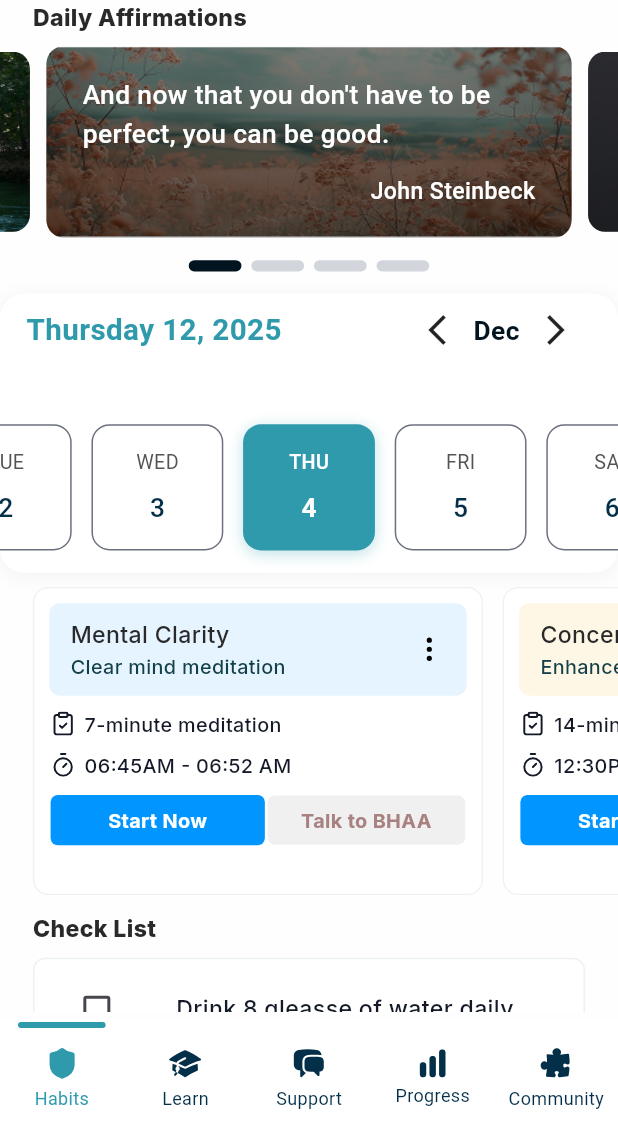
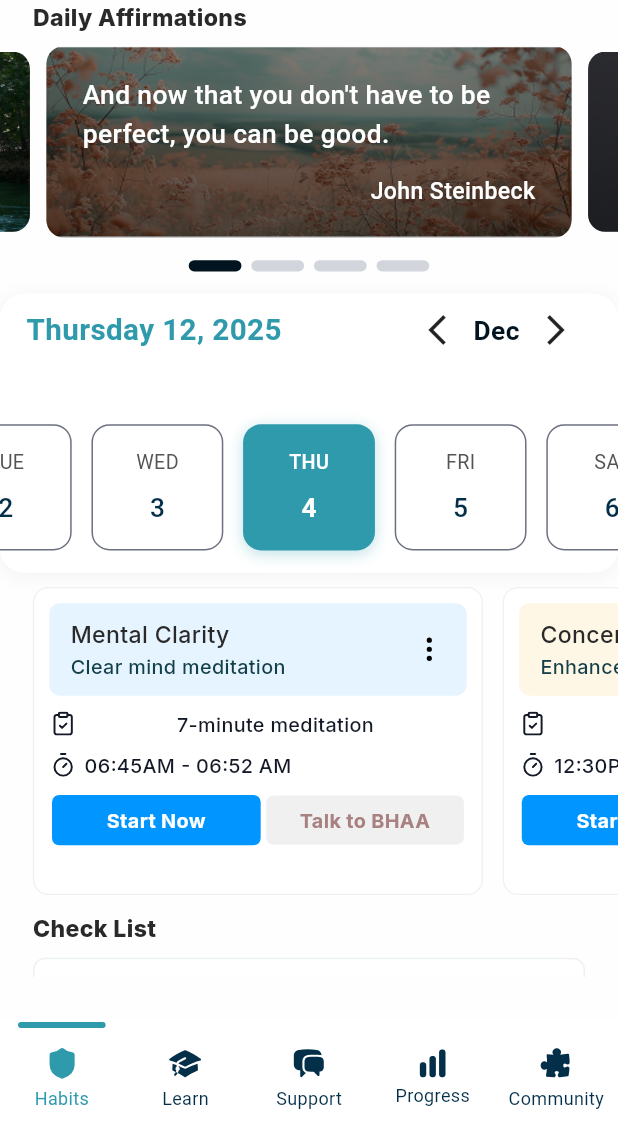
Before and after one commit to kmmuzahid/-rizaldyrferrer_betterhelp, a Flutter app: the BottomNavScreen screen opened by its route, on a phone screen of 412 x 824 dp, the part 98-1236 px from its top. Run offline on Flutter 3.47's test engine with Material 3 defaults, Android fonts, the phone set to English and light mode, and no system bars; drawn by our look-alikes of carousel_slider, easy_date_timeline, persistent_bottom_nav_bar; our stand-ins replace device_info_plus, fl_chart, flutter_svg, get, get_storage, google_fonts and 6 more; accounts and stored records are empty; project files that could hold a hidden picture were left out.

Commit message:
feat: Refactor onboarding with GIF animations and update dependencies
- Replaced static onboarding images with new GIF animations for a more dynamic user experience.
- Updated multiple dependencies including `leak_tracker`, `meta`, `test_api`, and `vector_math`.
- Refactored `HabitsScreen` to improve layout responsiveness, adjust bottom navigation bar height, and prevent text overflow.
- Removed `DevicePreview` integration from `main.dart` to streamline the application setup.
- Cleaned up code by removing null-aware operators, replacing deprecated `withOpacity` with `withValues`, and adding logging for controller cleanup errors.
- Changed FVM Flutter SDK version from a specific version to `stable`.

```diff
--- a/lib/screen/auth_screen/complete_profile_screen/complete_profile_screen.dart
+++ b/lib/screen/auth_screen/complete_profile_screen/complete_profile_screen.dart
@@ -137,7 +137,7 @@ class CompleteProfileScreen extends StatelessWidget {
                             ),
                             borderRadius: BorderRadius.circular(8),
                             color: controller.selectedGender.value == 'Male'
-                                ? AppColors.blue900.withOpacity(0.1)
+                                ? AppColors.blue900.withValues(alpha: 0.1)
                                 : AppColors.white,
                           ),
                           child: Center(
@@ -171,7 +171,7 @@ class CompleteProfileScreen extends StatelessWidget {
                             ),
                             borderRadius: BorderRadius.circular(8),
                             color: controller.selectedGender.value == 'Female'
-                                ? AppColors.blue900.withOpacity(0.1)
+                                ? AppColors.blue900.withValues(alpha: .1)
                                 : AppColors.white,
                           ),
                           child: Center(
--- a/lib/screen/bottom_nav/bottom_nav_screen.dart
+++ b/lib/screen/bottom_nav/bottom_nav_screen.dart
@@ -11,6 +11,7 @@ import 'package:better_help/screen/progress_sections/main_progress/controller/pr
 import 'package:better_help/screen/supports_sections/main_supports/support_screen.dart';
 import 'package:better_help/utils/app_colors/app_colors.dart';
 import 'package:better_help/utils/app_icons/app_icons.dart';
+import 'package:better_help/utils/app_log/app_log.dart';
 import 'package:better_help/utils/app_size/app_size.dart';
 import 'package:better_help/utils/app_string/app_string.dart';
 import 'package:flutter/material.dart';
@@ -117,7 +118,7 @@ class BottomNavScreen extends StatelessWidget {
       }
     } catch (e) {
       // Ignore cleanup errors
-      print('Controller cleanup error: $e');
+      appLog('Controller cleanup error: $e');
     }
   }
 
--- a/lib/screen/habits_sections/main_habits/habits_screen.dart
+++ b/lib/screen/habits_sections/main_habits/habits_screen.dart
@@ -438,7 +438,7 @@ class _HabitsScreenState extends State<HabitsScreen> {
         ),
       ),
       bottomNavigationBar: Container(
-        height: AppSize.height(value: 85),
+        height: AppSize.height(value: 110),
         decoration: BoxDecoration(color: Colors.transparent),
       ),
     );
@@ -457,8 +457,10 @@ class _HabitsScreenState extends State<HabitsScreen> {
         borderRadius: BorderRadius.circular(10.39),
       ),
       child: Column(
+        mainAxisSize: MainAxisSize.min,
         children: [
-          Container(
+          Flexible(
+            child: Container(
               padding: EdgeInsets.symmetric(
                 horizontal: AppSize.width(value: 13),
                 vertical: AppSize.height(value: 10),
@@ -473,6 +475,7 @@ class _HabitsScreenState extends State<HabitsScreen> {
                   Expanded(
                     child: Column(
                       crossAxisAlignment: CrossAxisAlignment.start,
+                      mainAxisSize: MainAxisSize.min,
                       children: [
                         AppText(
                           text: schedule['title'],
@@ -480,6 +483,8 @@ class _HabitsScreenState extends State<HabitsScreen> {
                           fontSize: AppSize.width(value: 14),
                           fontWeight: FontWeight.w500,
                           color: AppColors.grey500,
+                          maxLines: 1,
+                          overflow: TextOverflow.ellipsis,
                         ),
                         AppText(
                           text: schedule['subtitle'],
@@ -487,31 +492,35 @@ class _HabitsScreenState extends State<HabitsScreen> {
                           fontSize: AppSize.width(value: 12),
                           fontWeight: FontWeight.w500,
                           color: AppColors.primary900,
+                          maxLines: 1,
+                          overflow: TextOverflow.ellipsis,
                         ),
                       ],
                     ),
                   ),
-                SvgPicture.asset(
-                  AppIcons.threedots,
-                  // height: AppSize.height(value: 24),
-                  // width: AppSize.width(value: 24),
+                  SvgPicture.asset(AppIcons.threedots),
+                ],
               ),
-              ],
             ),
           ),
           Gap(height: 10),
           Column(
+            mainAxisSize: MainAxisSize.min,
             children: [
               Row(
                 children: [
                   SvgPicture.asset(AppIcons.minuteMeditation),
                   Gap(width: 4),
-                  AppText(
+                  Expanded(
+                    child: AppText(
                       text: schedule['duration'],
                       fontFamilyIndex: 2,
                       fontSize: AppSize.width(value: 12),
                       fontWeight: FontWeight.w500,
                       color: AppColors.textPrimaryBlack,
+                      maxLines: 1,
+                      overflow: TextOverflow.ellipsis,
+                    ),
                   ),
                 ],
               ),
@@ -520,7 +529,8 @@ class _HabitsScreenState extends State<HabitsScreen> {
                 children: [
                   SvgPicture.asset(AppIcons.scheduleTime),
                   Gap(width: 4),
-                  AppText(
+                  Expanded(
+                    child: AppText(
                       text: schedule['time'],
                       fontFamilyIndex: 2,
                       fontSize: AppSize.width(value: 12),
@@ -530,6 +540,7 @@ class _HabitsScreenState extends State<HabitsScreen> {
                       textAlign: TextAlign.start,
                       overflow: TextOverflow.ellipsis,
                     ),
+                  ),
                 ],
               ),
             ],
@@ -538,18 +549,19 @@ class _HabitsScreenState extends State<HabitsScreen> {
           Row(
             mainAxisAlignment: MainAxisAlignment.spaceAround,
             children: [
-              AppButton(
+              Flexible(
+                child: AppButton(
                   height: AppSize.height(value: 36),
                   width: AppSize.width(value: 130),
                   title: AppString.startNow,
                   backgroundColor: AppColors.blue500,
                   fontSize: AppSize.width(value: 12),
                   titleColor: AppColors.white,
-                onTap: () {
-                  // Handle start now action
-                },
+                  onTap: () {},
                 ),
-              AppButton(
+              ),
+              Flexible(
+                child: AppButton(
                   height: AppSize.height(value: 35),
                   width: AppSize.width(value: 120),
                   title: AppString.talkTobhaa,
@@ -559,6 +571,7 @@ class _HabitsScreenState extends State<HabitsScreen> {
                   onTap: () {
                     // Handle talk to BHA action
                   },
+                ),
               ),
             ],
           ),
--- a/lib/screen/habits_sections/timer_screen/controller/timer_screen_contorller.dart
+++ b/lib/screen/habits_sections/timer_screen/controller/timer_screen_contorller.dart
@@ -52,6 +52,7 @@ class TimerScreenController extends GetxController
 
     //! Listen to timer service changes
     _progressWorker = ever(_timerService.remainingSeconds, (int remaining) {
+      // ignore: invalid_use_of_protected_member
       if (_valueNotifier != null && !_valueNotifier!.hasListeners) {
         //! ValueNotifier has been disposed, don't update
         return;
--- a/lib/utils/app_images/app_images.dart
+++ b/lib/utils/app_images/app_images.dart
@@ -64,4 +64,12 @@ class AppStaticImages {
   static const String postComment = "assets/images/communityComments.png";
   static const String winner = "assets/images/winner.png";
   static const String pentagon = "assets/images/pentagone.png";
+
+  static const String onboardingGif = "assets/images/num_001.gif";
+  static const String onboardingGif1 = "assets/images/1a Splash 1.gif";
+  static const String onboardingGif2 = "assets/images/1b Splash 2.gif";
+
+  static const String onboardingGif3 = "assets/images/1c Splash 3.gif";
+  static const String onboardingGif4 = "assets/images/1d Splash 4-gif.gif";
+  static const String onboardingGif5 = "assets/images/1d Splash 5-gif_1.gif";
 }
--- a/lib/widget/app_button/selectable_icon_app_button.dart
+++ b/lib/widget/app_button/selectable_icon_app_button.dart
@@ -80,6 +80,7 @@ class SelectableIconAppButton extends StatefulWidget {
   onSelectionChanged; // Callback for selection changes
 
   @override
+  // ignore: library_private_types_in_public_api
   _SelectableIconAppButtonState createState() =>
       _SelectableIconAppButtonState();
 }
@@ -196,7 +197,7 @@ class _SelectableIconAppButtonState extends State<SelectableIconAppButton> {
               boxShadow: isSelected
                   ? [
                       BoxShadow(
-                        color: Colors.black.withOpacity(0.1),
+                        color: Colors.black.withValues(alpha: 0.1),
                         blurRadius: 8.0,
                         offset: Offset(0, 2),
                       ),
--- a/lib/widget/app_chat_widget/app_chat_widget.dart
+++ b/lib/widget/app_chat_widget/app_chat_widget.dart
@@ -105,7 +105,7 @@ class _ModernChatWidgetState extends State<ModernChatWidget>
     return Container(
       padding: const EdgeInsets.all(16),
       decoration: BoxDecoration(
-        color: AppColors.primary500 ?? widget.primaryColor,
+        color: AppColors.primary500,
         borderRadius: const BorderRadius.only(
           topLeft: Radius.circular(12),
           topRight: Radius.circular(12),
```
Also changed, not shown: lib/main.dart (+1 -7 lines), lib/screen/community_sections/main_community/community_screen.dart (+3 -9 lines), lib/screen/onboarding_screen/onbarding_screen.dart (+53 -9 lines), lib/service/timer_service/timer_service.dart (+1 -7 lines), assets/images/1a Splash 1.gif (added), assets/images/1b Splash 2.gif (added), assets/images/1c Splash 3.gif (added), assets/images/1d Splash 4-gif.gif (added), pubspec.lock, 3 other files. Lines whose indentation alone changed are shown as unchanged.
